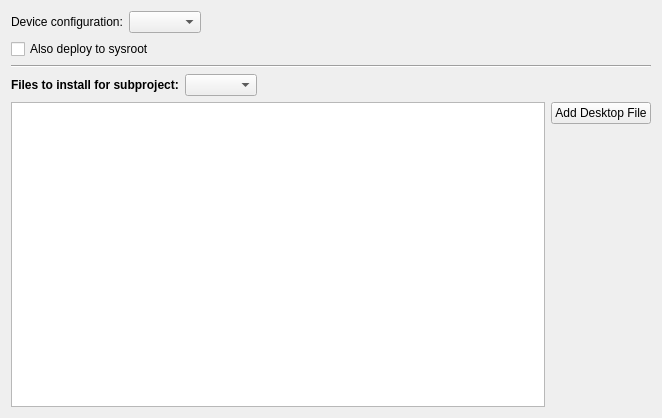
First picture: the form in src/plugins/qt4projectmanager/qt-android/androiddeploystepwidget.ui, repository KDE/android-qt-creator, before the edit.
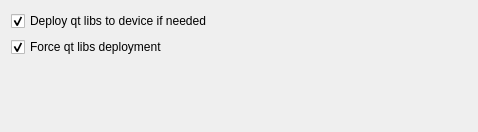
Second picture: the form after the edit.

```diff
--- a/src/plugins/qt4projectmanager/qt-android/androiddeploystepwidget.ui
+++ b/src/plugins/qt4projectmanager/qt-android/androiddeploystepwidget.ui
@@ -6,170 +6,58 @@
    <rect>
     <x>0</x>
     <y>0</y>
-    <width>662</width>
-    <height>418</height>
+    <width>478</width>
+    <height>132</height>
    </rect>
   </property>
+  <property name="sizePolicy">
+   <sizepolicy hsizetype="Preferred" vsizetype="Minimum">
+    <horstretch>0</horstretch>
+    <verstretch>0</verstretch>
+   </sizepolicy>
+  </property>
   <property name="windowTitle">
    <string>Form</string>
   </property>
-  <layout class="QVBoxLayout" name="verticalLayout_2">
+  <layout class="QVBoxLayout" name="verticalLayout">
    <item>
-    <layout class="QHBoxLayout" name="horizontalLayout">
-     <item>
-      <widget class="QLabel" name="deviceConfigLabel">
-       <property name="text">
-        <string>Device configuration:</string>
-       </property>
-      </widget>
-     </item>
-     <item>
-      <widget class="QComboBox" name="deviceConfigComboBox"/>
-     </item>
-     <item>
-      <spacer name="horizontalSpacer">
-       <property name="orientation">
-        <enum>Qt::Horizontal</enum>
-       </property>
-       <property name="sizeHint" stdset="0">
-        <size>
-         <width>40</width>
-         <height>20</height>
-        </size>
-       </property>
-      </spacer>
-     </item>
-    </layout>
+    <widget class="QCheckBox" name="deployQtLibs">
+     <property name="toolTip">
+      <string/>
+     </property>
+     <property name="text">
+      <string>Deploy qt libs to device if needed</string>
+     </property>
+     <property name="checked">
+      <bool>true</bool>
+     </property>
+    </widget>
    </item>
    <item>
-    <layout class="QHBoxLayout" name="horizontalLayout_2">
-     <item>
-      <widget class="QCheckBox" name="deployToSysrootCheckBox">
-       <property name="text">
-        <string>Also deploy to sysroot</string>
-       </property>
-      </widget>
-     </item>
-     <item>
-      <spacer name="horizontalSpacer_3">
-       <property name="orientation">
-        <enum>Qt::Horizontal</enum>
-       </property>
-       <property name="sizeHint" stdset="0">
-        <size>
-         <width>40</width>
-         <height>20</height>
-        </size>
-       </property>
-      </spacer>
-     </item>
-    </layout>
+    <widget class="QCheckBox" name="forceDeploy">
+     <property name="toolTip">
+      <string/>
+     </property>
+     <property name="text">
+      <string>Force qt libs deployment</string>
+     </property>
+     <property name="checked">
+      <bool>true</bool>
+     </property>
+    </widget>
    </item>
    <item>
-    <widget class="Line" name="line">
+    <spacer name="verticalSpacer">
      <property name="orientation">
-      <enum>Qt::Horizontal</enum>
+      <enum>Qt::Vertical</enum>
      </property>
-    </widget>
-   </item>
-   <item>
-    <layout class="QHBoxLayout" name="horizontalLayout_3">
-     <item>
-      <widget class="QLabel" name="installLabel">
-       <property name="toolTip">
-        <string>These show the INSTALLS settings from the project file(s).</string>
-       </property>
-       <property name="text">
-        <string>&lt;b&gt;Files to install for subproject:&lt;/b&gt;</string>
-       </property>
-      </widget>
-     </item>
-     <item>
-      <widget class="QComboBox" name="modelComboBox">
-       <property name="sizeAdjustPolicy">
-        <enum>QComboBox::AdjustToContents</enum>
-       </property>
-      </widget>
-     </item>
-     <item>
-      <spacer name="horizontalSpacer_2">
-       <property name="orientation">
-        <enum>Qt::Horizontal</enum>
-       </property>
-       <property name="sizeHint" stdset="0">
-        <size>
-         <width>40</width>
-         <height>20</height>
-        </size>
-       </property>
-      </spacer>
-     </item>
-    </layout>
-   </item>
-   <item>
-    <layout class="QHBoxLayout" name="horizontalLayout_4">
-     <item>
-      <widget class="QTableView" name="tableView">
-       <property name="minimumSize">
-        <size>
-         <width>0</width>
-         <height>150</height>
-        </size>
-       </property>
-       <property name="textElideMode">
-        <enum>Qt::ElideMiddle</enum>
-       </property>
-       <property name="horizontalScrollMode">
-        <enum>QAbstractItemView::ScrollPerPixel</enum>
-       </property>
-       <property name="showGrid">
-        <bool>false</bool>
-       </property>
-       <property name="wordWrap">
-        <bool>false</bool>
-       </property>
-       <attribute name="horizontalHeaderDefaultSectionSize">
-        <number>400</number>
-       </attribute>
-       <attribute name="horizontalHeaderHighlightSections">
-        <bool>false</bool>
-       </attribute>
-       <attribute name="horizontalHeaderMinimumSectionSize">
-        <number>100</number>
-       </attribute>
-       <attribute name="horizontalHeaderStretchLastSection">
-        <bool>true</bool>
-       </attribute>
-       <attribute name="verticalHeaderVisible">
-        <bool>false</bool>
-       </attribute>
-      </widget>
-     </item>
-     <item>
-      <layout class="QVBoxLayout" name="verticalLayout">
-       <item>
-        <widget class="QPushButton" name="addDesktopFileButton">
-         <property name="text">
-          <string>Add Desktop File</string>
-         </property>
-        </widget>
-       </item>
-       <item>
-        <spacer name="verticalSpacer">
-         <property name="orientation">
-          <enum>Qt::Vertical</enum>
-         </property>
-         <property name="sizeHint" stdset="0">
-          <size>
-           <width>20</width>
-           <height>40</height>
-          </size>
-         </property>
-        </spacer>
-       </item>
-      </layout>
-     </item>
-    </layout>
+     <property name="sizeHint" stdset="0">
+      <size>
+       <width>20</width>
+       <height>40</height>
+      </size>
+     </property>
+    </spacer>
    </item>
   </layout>
  </widget>
```
